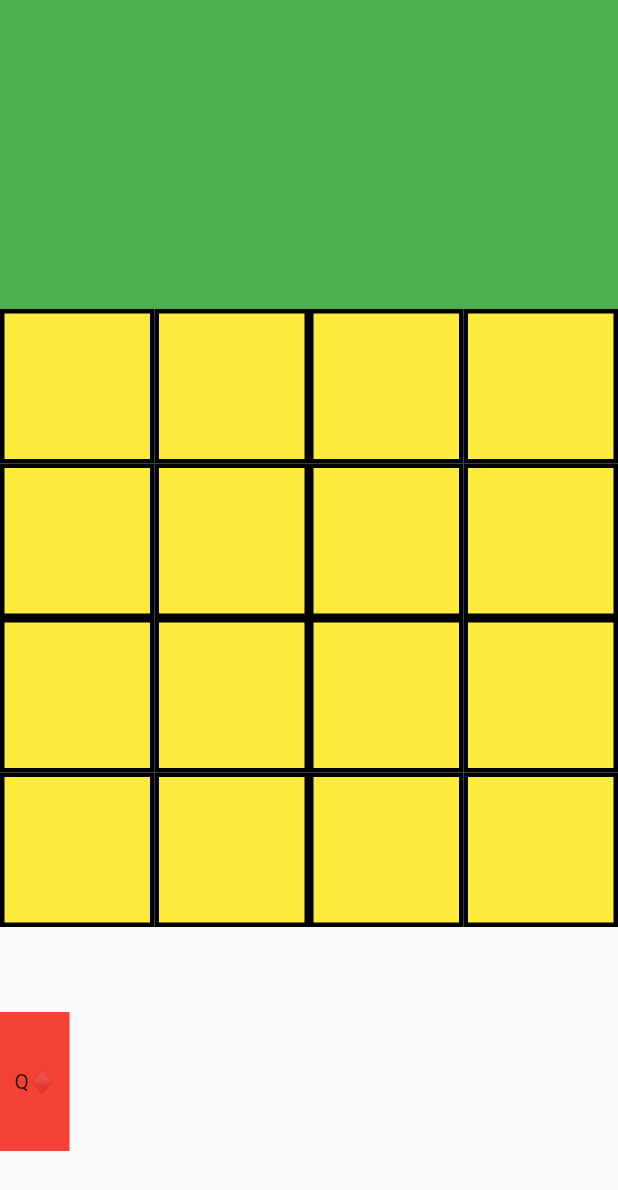
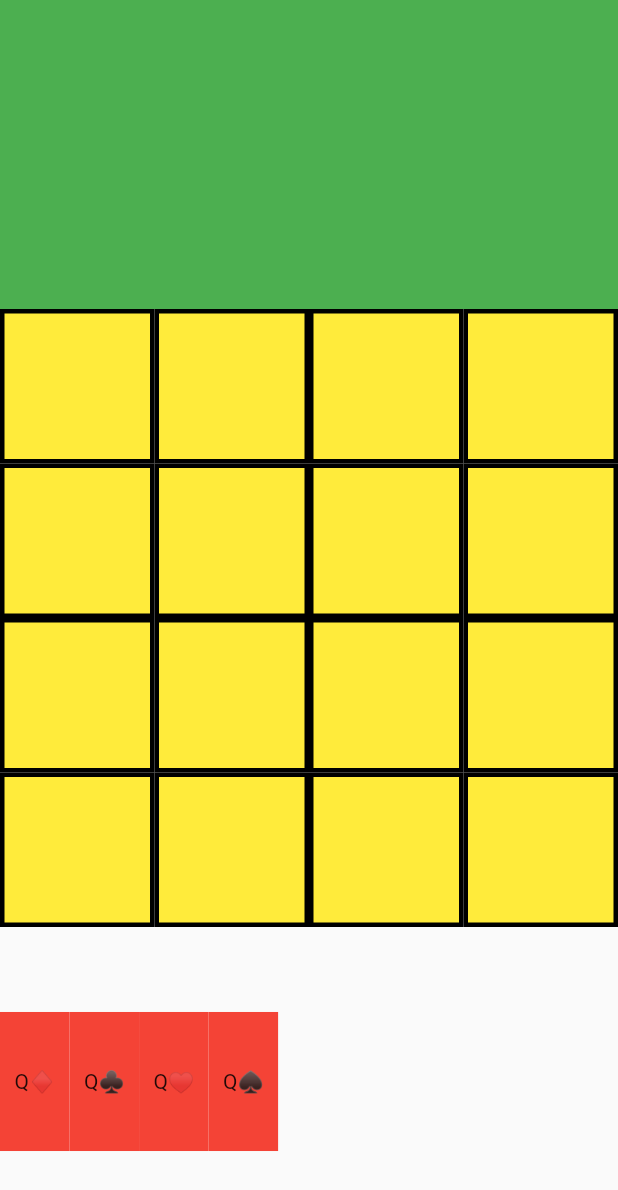
Before and after one commit to teejstroyer/Power52, a Flutter app: the screen it shows after launch, on a phone screen of 412 x 824 dp. Shown: the top 1190 px of the screen. Run offline on Flutter 3.47's test engine with Material 2 defaults, Android fonts, the phone set to English and light mode, and no system bars; missing offline and left inert: mongo_dart.

Commit message:
file cleanup and organization

```diff
--- a/power_52/lib/gameboard.dart
+++ b/power_52/lib/game_board.dart
@@ -1,7 +1,9 @@
 import 'dart:math';
 import 'package:flutter/material.dart';
+import 'package:power_52/hero_card.dart';
+import 'package:power_52/playing_card.dart';
 
-const List<Suit> suits = [Suit.CLUB, Suit.DIAMOND, Suit.HEART, Suit.SPADE];
+const List<Suit> suits = [Suit.club, Suit.diamond, Suit.heart, Suit.spade];
 const List<int> powerCardValues = [2, 3, 4, 5, 6, 7, 8, 9];
 const List<int> heroCardValues = [1, 10, 11, 12, 13];
 
@@ -15,32 +17,40 @@ class GameBoard extends StatefulWidget {
 
 class _GameBoardState extends State<GameBoard> {
   final List<List<PlayingCard?>> grid = [];
-  final List<PlayingCard> hand = [PlayingCard(Suit.DIAMOND, 12)];
+  final List<PlayingCard> hand = [
+    PlayingCard(Suit.diamond, 12),
+    PlayingCard(Suit.club, 12),
+    PlayingCard(Suit.heart, 12),
+    PlayingCard(Suit.spade, 12),
+  ];
   @override
   Widget build(BuildContext context) {
     //Array Length-1 minus index will give you inversed index.
     var screenSize = MediaQuery.of(context).size;
     int gridSize = 4;
     var size = ([screenSize.height, screenSize.width].reduce(min) / gridSize);
+    var cardSize = size * .9;
+
     return Column(
       children: [
         Expanded(child: Container(color: Colors.green)),
-        getGrid(gridSize, size),
+        getGrid(gridSize, size, cardSize),
         Expanded(
           child: Center(
             child: SizedBox(
-              height: size * .9,
+              height: cardSize,
               child: Row(
                 children: hand
                     .map((card) => HeroCard(
-                          playingCard: card,
-                          size: size * .9,
-                          cardMoved: () {
-                            setState(() {
+                        playingCard: card,
+                        size: cardSize,
+                        cardMoved: () {
+                          setState(
+                            () {
                               hand.remove(card);
-                            });
-                          },
-                        ))
+                            },
+                          );
+                        }))
                     .toList(),
               ),
             ),
@@ -61,7 +71,7 @@ class _GameBoardState extends State<GameBoard> {
     }
   }
 
-  Widget getGrid(int gridSize, double size) {
+  Widget getGrid(int gridSize, double size, double cardSize) {
     var boxDecoration = BoxDecoration(color: Colors.yellow, border: Border.all(color: Colors.black, width: 3));
     List<Row> rows = [];
     for (int y = 0; y < gridSize; y++) {
@@ -77,10 +87,10 @@ class _GameBoardState extends State<GameBoard> {
                   ? const SizedBox.shrink()
                   : Center(
                       child: SizedBox(
-                        height: size * .9,
-                        width: size * .9 / 2,
+                        height: cardSize,
+                        width: cardSize / 2,
                         child: HeroCard(
-                            size: size * .9,
+                            size: cardSize,
                             playingCard: grid[x][y] as PlayingCard,
                             cardMoved: () {
                               setState(() {
@@ -108,87 +118,3 @@ class _GameBoardState extends State<GameBoard> {
     return Column(children: rows);
   }
 }
-
-class HeroCard extends StatelessWidget {
-  final double size;
-  final PlayingCard playingCard;
-  final Function cardMoved;
-  const HeroCard({Key? key, required this.size, required this.playingCard, required this.cardMoved}) : super(key: key);
-
-  @override
-  Widget build(BuildContext context) {
-    return Draggable(
-      data: playingCard,
-      child: getCard(size),
-      feedback: getCard(size),
-      childWhenDragging: const SizedBox.shrink(),
-      onDragCompleted: () {
-        cardMoved();
-      },
-    );
-  }
-
-  Widget getCard(double size) => Center(
-        child: Container(
-          color: Colors.red,
-          width: size / 2,
-          height: size,
-          child: Center(
-            child: Material(
-              color: Colors.transparent,
-              child: Text(playingCard.toString()),
-            ),
-          ),
-        ),
-      );
-}
-
-class PlayingCard {
-  Suit suit;
-  int value;
-  PlayingCard(this.suit, this.value);
-
-  valueToString() {
-    switch (value) {
-      case 1:
-        return "A";
-      case 10:
-        return "X";
-      case 11:
-        return "J";
-      case 12:
-        return "Q";
-      case 13:
-        return "K";
-      default:
-        return value.toString();
-    }
-  }
-
-  suitToString() {
-    switch (suit) {
-      case Suit.CLUB:
-        return "♣";
-      case Suit.DIAMOND:
-        return "♦";
-      case Suit.HEART:
-        return "♥";
-      case Suit.SPADE:
-        return "♠";
-    }
-  }
-
-  @override
-  String toString() => "${valueToString()}${suitToString()}";
-}
-
-enum Suit {
-  // ignore: constant_identifier_names
-  HEART,
-  // ignore: constant_identifier_names
-  SPADE,
-  // ignore: constant_identifier_names
-  CLUB,
-  // ignore: constant_identifier_names
-  DIAMOND,
-}
--- /dev/null
+++ b/power_52/lib/hero_card.dart
@@ -0,0 +1,36 @@
+import 'package:flutter/material.dart';
+import 'package:power_52/playing_card.dart';
+
+class HeroCard extends StatelessWidget {
+  final double size;
+  final PlayingCard playingCard;
+  final Function cardMoved;
+  const HeroCard({Key? key, required this.size, required this.playingCard, required this.cardMoved}) : super(key: key);
+
+  @override
+  Widget build(BuildContext context) {
+    return Draggable(
+      data: playingCard,
+      child: getCard(size),
+      feedback: getCard(size),
+      childWhenDragging: const SizedBox.shrink(),
+      onDragCompleted: () {
+        cardMoved();
+      },
+    );
+  }
+
+  Widget getCard(double size) => Center(
+        child: Container(
+          color: Colors.red,
+          width: size / 2,
+          height: size,
+          child: Center(
+            child: Material(
+              color: Colors.transparent,
+              child: Text(playingCard.toString()),
+            ),
+          ),
+        ),
+      );
+}
--- a/power_52/lib/main.dart
+++ b/power_52/lib/main.dart
@@ -1,5 +1,5 @@
 import 'package:flutter/material.dart';
-import 'package:power_52/gameboard.dart';
+import 'package:power_52/game_board.dart';
 
 void main() => runApp(const MyApp());
 
--- /dev/null
+++ b/power_52/lib/playing_card.dart
@@ -0,0 +1,45 @@
+class PlayingCard {
+  Suit suit;
+  int value;
+  PlayingCard(this.suit, this.value);
+
+  valueToString() {
+    switch (value) {
+      case 1:
+        return "A";
+      case 10:
+        return "X";
+      case 11:
+        return "J";
+      case 12:
+        return "Q";
+      case 13:
+        return "K";
+      default:
+        return value.toString();
+    }
+  }
+
+  suitToString() {
+    switch (suit) {
+      case Suit.club:
+        return "♣";
+      case Suit.diamond:
+        return "♦";
+      case Suit.heart:
+        return "♥";
+      case Suit.spade:
+        return "♠";
+    }
+  }
+
+  @override
+  String toString() => "${valueToString()}${suitToString()}";
+}
+
+enum Suit {
+  heart,
+  spade,
+  club,
+  diamond,
+}
```
Also changed, not shown: power_52/lib/db_service.dart (renamed from power_52/lib/dbservice.dart).
